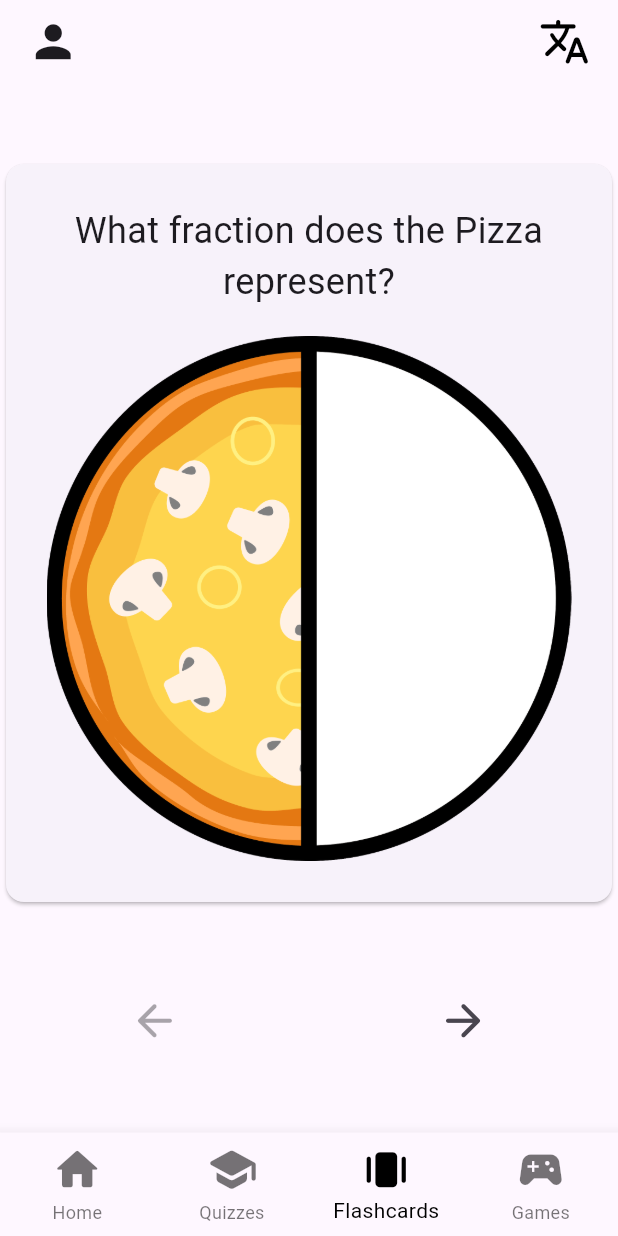
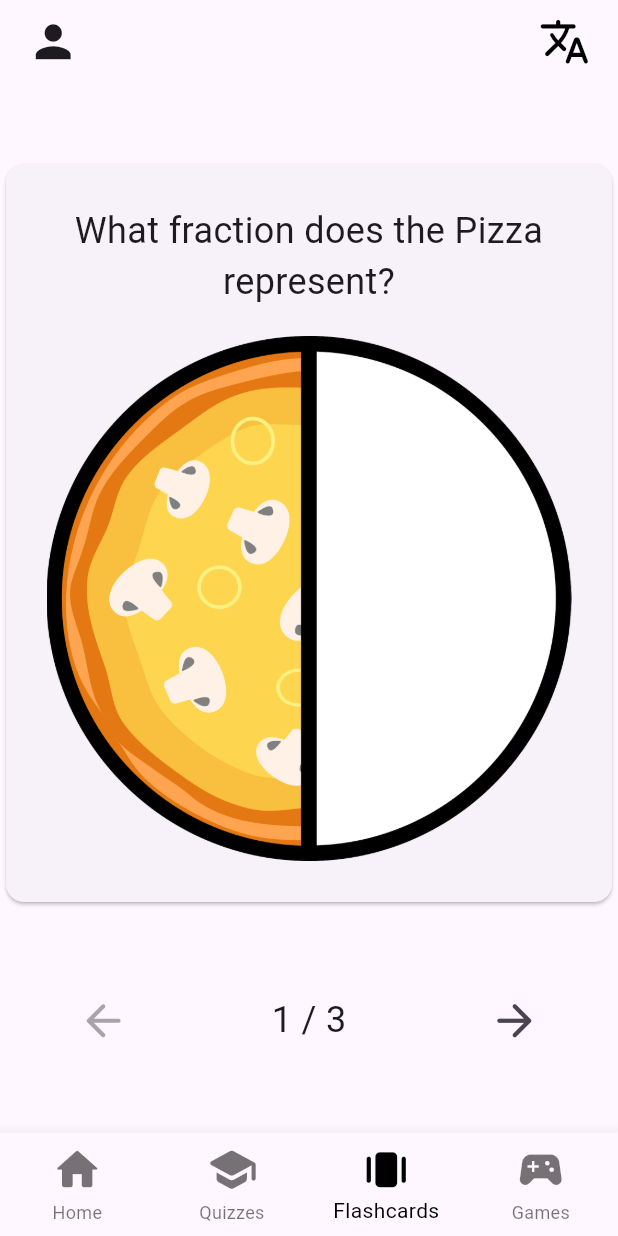
Before and after one commit to FIH-Fractions/bilingual_fractions_flutter_app, a Flutter app: the screen it shows after launch, item 3 of the bottom bar chosen, on a phone screen of 412 x 824 dp. Run offline on Flutter 3.47's test engine with Material 3 defaults, Android fonts, the phone set to English and light mode, and no system bars; drawn by our look-alikes of flip_card; our stand-ins replace flutter_tts, table_calendar.

Commit message:
minor fixes

```diff
--- a/lib/flashcard/flashcard_mainview.dart
+++ b/lib/flashcard/flashcard_mainview.dart
@@ -95,6 +95,10 @@ class _flashcardState extends State<flashcard> {
                 mainAxisAlignment: MainAxisAlignment.spaceAround,
                 children: [
                   IconButton(onPressed: _currentIndex > 0 ? showPreviousCard : null, icon: Icon(Icons.arrow_back_rounded, size: 35,)),
+                  Text(
+                    '${_currentIndex + 1} / ${_flashcards.length}', // Display current index + 1 and total count
+                    style: TextStyle(fontSize: 24),
+                  ),
                   IconButton(onPressed: _currentIndex < _flashcards.length - 1 ? showNextCard : null, icon: Icon(Icons.arrow_forward_rounded, size: 35,)),
                 ],
               )
```
Also changed, not shown: 1 other file.
